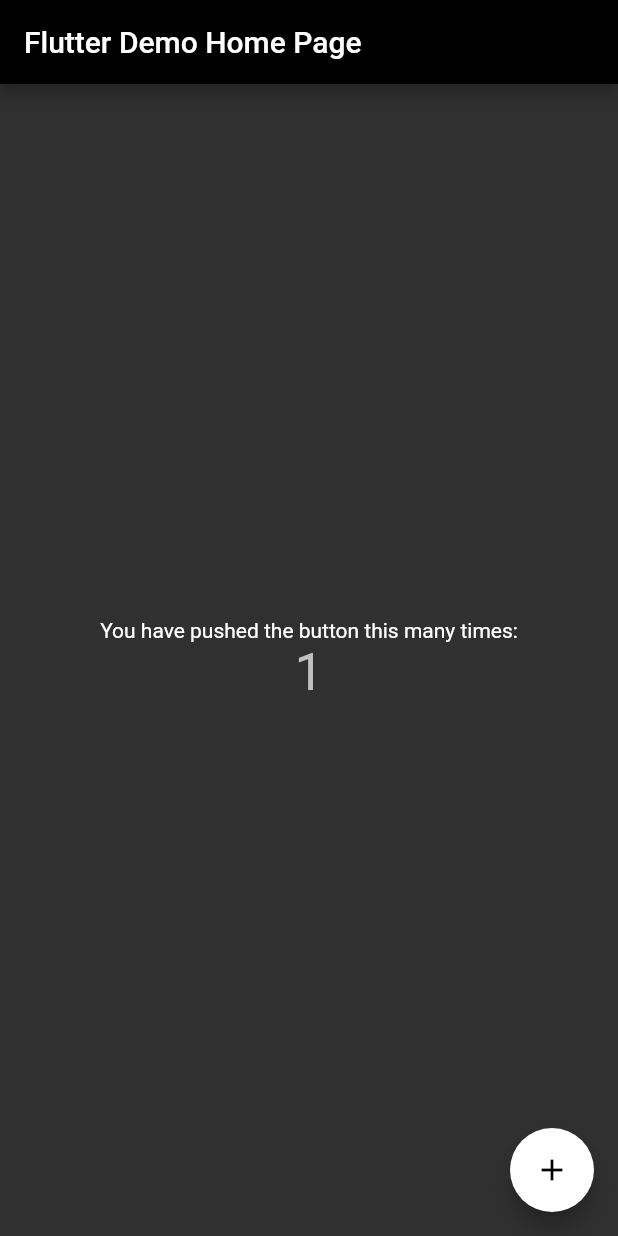
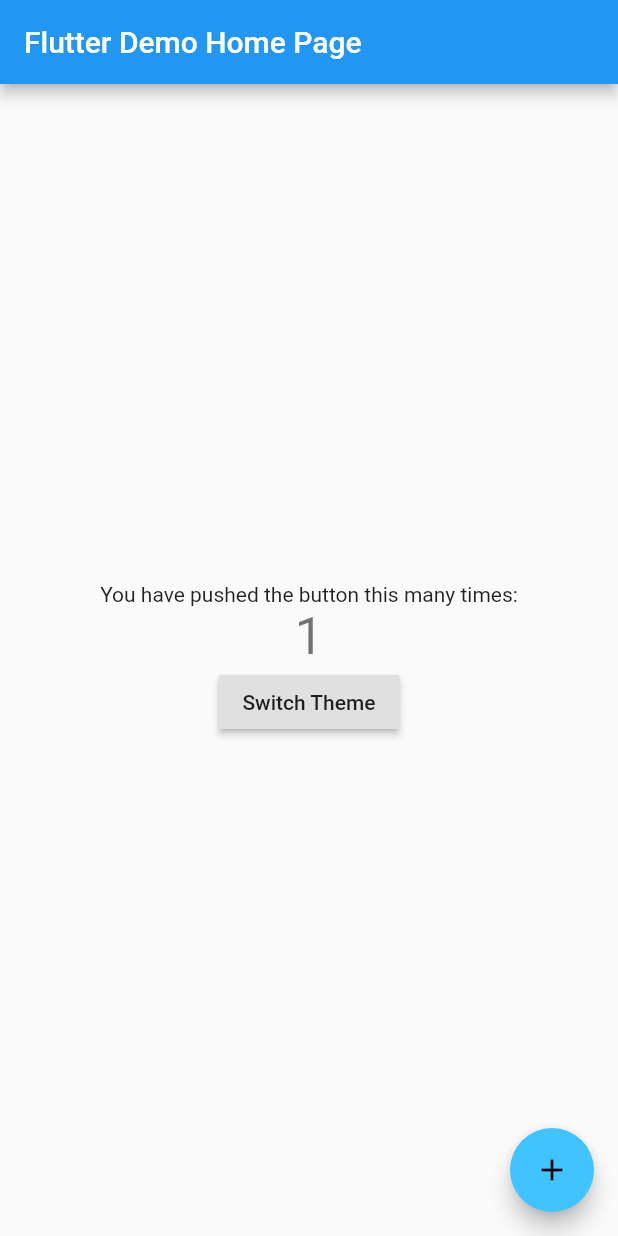
Before and after one commit to tofiqsamali/FlutterTheme, a Flutter app: the screen it shows after launch, after a tap on the "add" icon, on a phone screen of 412 x 824 dp. Run offline on Flutter 3.47's test engine with Material 2 defaults, Android fonts, the phone set to English and light mode, and no system bars.

Commit message:
modified:   lib/main.dart 	modified:   lib/theme_notifier.dart 	deleted:    lib/themes.dart 	modified:   pubspec.lock 	modified:   pubspec.yaml 	modified:   test/widget_test.dart

```diff
--- a/lib/main.dart
+++ b/lib/main.dart
@@ -1,33 +1,23 @@
 import 'package:flutter/material.dart';
 import 'package:flutter_theme/theme_notifier.dart';
-import 'package:flutter_theme/themes.dart';
 import 'package:provider/provider.dart';
-import 'package:shared_preferences/shared_preferences.dart';
 
-void main() {
-  SharedPreferences.getInstance().then(
-    (prefs) {
-      var darkModeOn = prefs.getBool('darkMode') ?? true;
-      runApp(
-        ChangeNotifierProvider<ThemeNotifier>(
-          builder: (_) => ThemeNotifier(darkModeOn ? darkTheme : lightTheme),
-          child: MyApp(),
-        ),
-      );
-    },
-  );
-}
+void main() => runApp(
+      ChangeNotifierProvider(
+        child: MyApp(),
+        create: (BuildContext context) {
+          return ThemeNotifier();
+        },
+      ),
+    );
 
 class MyApp extends StatelessWidget {
-  // This widget is the root of your application.
   @override
   Widget build(BuildContext context) {
-    final themeNotifier = Provider.of<ThemeNotifier>(context);
-
     return MaterialApp(
       debugShowCheckedModeBanner: false,
       title: 'Flutter Demo',
-      theme: themeNotifier.getTheme(),
+      theme: Provider.of<ThemeNotifier>(context).currentThemeData,
       home: MyHomePage(title: 'Flutter Demo Home Page'),
     );
   }
@@ -56,9 +46,7 @@ class _MyHomePageState extends State<MyHomePage> {
     return Scaffold(
       appBar: AppBar(
         title: Text(widget.title),
-        actions: <Widget>[
-
-        ],
+        actions: <Widget>[],
       ),
       body: Center(
         child: Column(
@@ -71,6 +59,15 @@ class _MyHomePageState extends State<MyHomePage> {
               '$_counter',
               style: Theme.of(context).textTheme.display1,
             ),
+            RaisedButton(
+              onPressed: () {
+                print('Click on Switch Theme');
+                Provider.of<ThemeNotifier>(context).switchTheme();
+              },
+              child: Text(
+                'Switch Theme',
+              ),
+            )
           ],
         ),
       ),
@@ -78,7 +75,7 @@ class _MyHomePageState extends State<MyHomePage> {
         onPressed: _incrementCounter,
         tooltip: 'Increment',
         child: Icon(Icons.add),
-      ), // This trailing comma makes auto-formatting nicer for build methods.
+      ),
     );
   }
 }
--- a/lib/theme_notifier.dart
+++ b/lib/theme_notifier.dart
@@ -1,24 +1,39 @@
+import 'package:flutter/cupertino.dart';
 import 'package:flutter/material.dart';
-import 'package:flutter_theme/themes.dart';
-import 'package:shared_preferences/shared_preferences.dart';
+
+enum MyThemes { dark, light }
 
 class ThemeNotifier with ChangeNotifier {
-  ThemeData _themeData;
+  static final List<ThemeData> themeData = [
+    ThemeData(
+        brightness: Brightness.light,
+        primaryColor: Colors.blue,
+        accentColor: Colors.lightBlueAccent),
+    ThemeData(
+        brightness: Brightness.dark,
+        primaryColor: Colors.orange,
+        accentColor: Colors.yellowAccent)
+  ];
 
-  ThemeNotifier(this._themeData);
+  MyThemes _currentTheme = MyThemes.light;
+  ThemeData _currentThemeData = themeData[0];
 
-  getTheme() => _themeData;
+  void switchTheme() {
+    print('Switch Theme Fuction');
+    currentTheme == MyThemes.light
+        ? currentTheme = MyThemes.dark
+        : currentTheme = MyThemes.light;
+  }
 
-  setTheme(ThemeData themeData) async {
-    _themeData = themeData;
-    notifyListeners();
+  set currentTheme(MyThemes theme) {
+    if (theme != null) {
+      _currentTheme = theme;
+      _currentThemeData =
+          currentTheme == MyThemes.light ? themeData[0] : themeData[1];
+      notifyListeners();
+    }
   }
+
+  get currentTheme => _currentTheme;
+  get currentThemeData => _currentThemeData;
 }
-
-void onThemeChanged(bool value, ThemeNotifier themeNotifier) async {
-  (value)
-      ? themeNotifier.setTheme(darkTheme)
-      : themeNotifier.setTheme(lightTheme);
-  var prefs = await SharedPreferences.getInstance();
-  prefs.setBool('darkMode', value);
-}
--- a/pubspec.yaml
+++ b/pubspec.yaml
@@ -11,7 +11,7 @@ description: A new Flutter project.
 # In iOS, build-name is used as CFBundleShortVersionString while build-number used as CFBundleVersion.
 # Read more about iOS versioning at
 # https://developer.apple.com/library/archive/documentation/General/Reference/InfoPlistKeyReference/Articles/CoreFoundationKeys.html
-version: 0.0.2
+version: 1.0.0
 
 environment:
   sdk: ">=2.1.0 <3.0.0"
@@ -24,7 +24,6 @@ dependencies:
   # Use with the CupertinoIcons class for iOS style icons.
   cupertino_icons: ^0.1.2
   provider: ^3.2.0
-  shared_preferences: ^0.5.6
 
 dev_dependencies:
   flutter_test:
```
Also changed, not shown: lib/themes.dart (deleted, +0 -21 lines), pubspec.lock, 1 other file.
